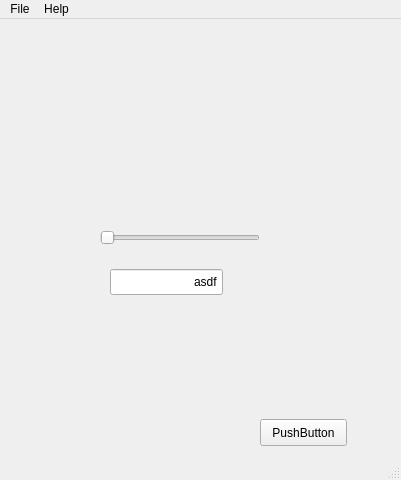
This is control_gui.ui in dapperfu/PyQt5Scratch as Qt 5 draws it before an edit. The edited form follows.
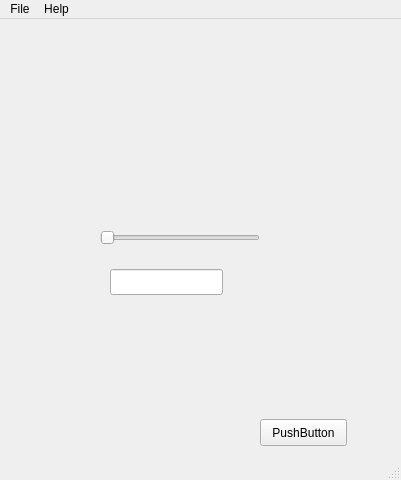
This is the edited form.

Commit message: Git Auto Commit: Sun Dec 11 07:12:52 EST 2016

Diff of the .ui file:
```diff
--- a/control_gui.ui
+++ b/control_gui.ui
@@ -43,7 +43,7 @@
    <widget class="QWidget" name="widget" native="true">
     <property name="geometry">
      <rect>
-      <x>10</x>
+      <x>120</x>
       <y>10</y>
       <width>271</width>
       <height>181</height>
@@ -63,7 +63,7 @@
      <bool>false</bool>
     </property>
     <property name="text">
-     <string>asdf</string>
+     <string/>
     </property>
     <property name="alignment">
      <set>Qt::AlignRight|Qt::AlignTrailing|Qt::AlignVCenter</set>
```
The commit also changes 2 other files.
